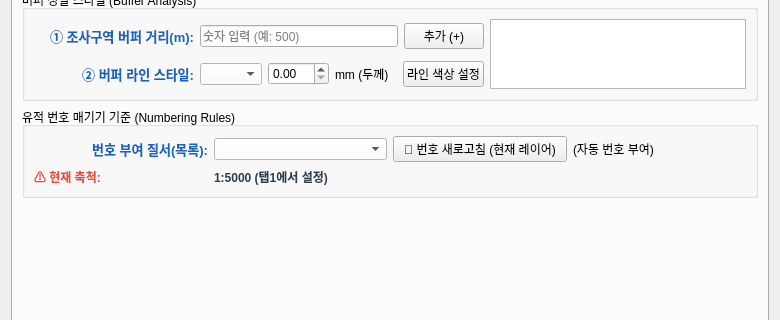
Qt form arch_distribution_dialog_base.ui (lzpxilfe/ArchDistribution) before a commit; both pictures show x 0 to 780 and y 228 to 548 of the 780 by 850 pixel window.
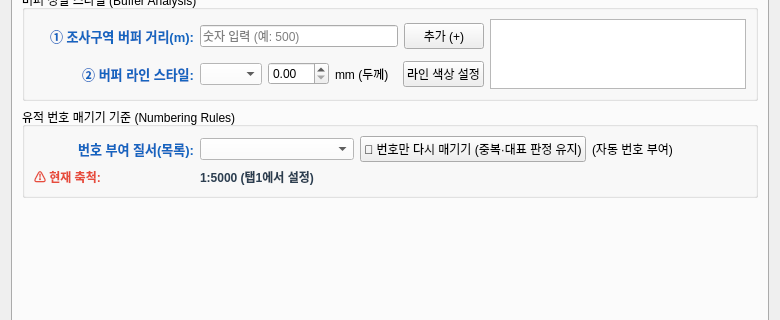
The same form after that commit. The open tabs and pages were chosen to show the change.

The edit to the form file:
```diff
--- a/arch_distribution_dialog_base.ui
+++ b/arch_distribution_dialog_base.ui
@@ -773,7 +773,7 @@
           <item row="0" column="2">
            <widget class="QPushButton" name="btnRenumber">
             <property name="text">
-             <string>🔄 번호 새로고침 (현재 레이어)</string>
+             <string>🔄 번호만 다시 매기기 (중복·대표 판정 유지)</string>
             </property>
             <property name="toolTip">
              <string>현재 선택된 레이어의 유적 번호를 1번부터 다시 매깁니다 (삭제 후 번호 정리용).</string>
```
Left out of the diff: 2 changed lines with no effect on the pictures.
